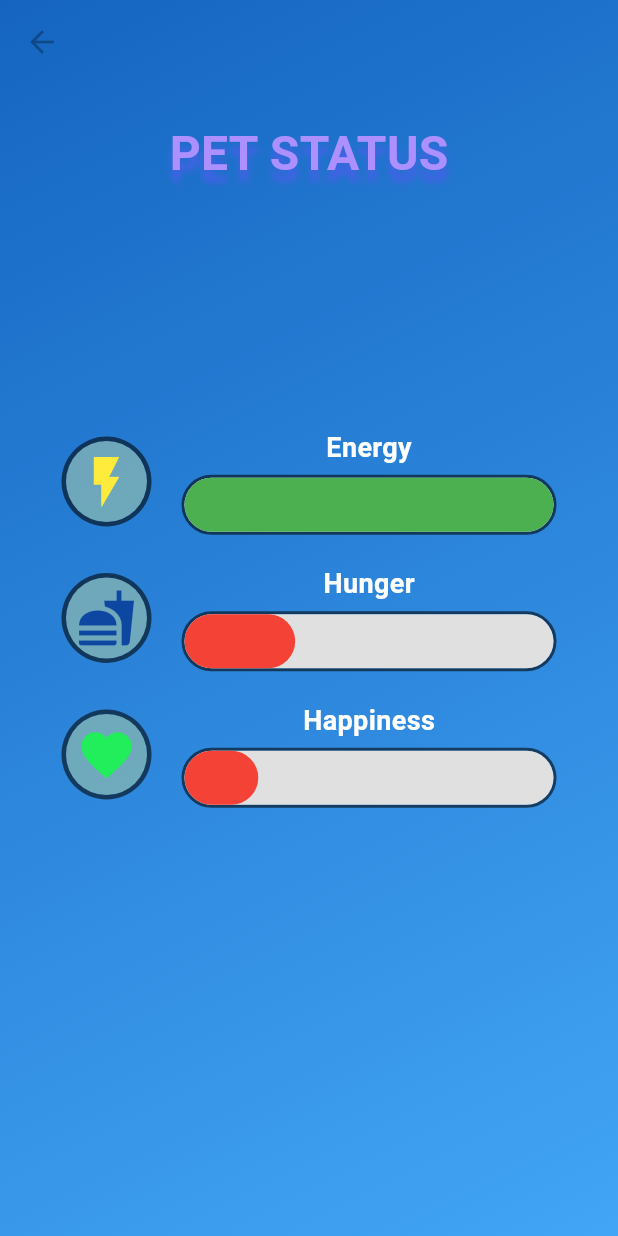
After one commit to Inderjit-S/COMP-490, a Flutter app: the screen it shows after launch, after a tap on "Status Menu", on a phone screen of 412 x 824 dp. The commit adds this screen. Run offline on Flutter 3.47's test engine with Material 3 defaults, Android fonts, the phone set to English and light mode, and no system bars; our stand-ins replace google_fonts.

Commit message:
Created StatusMenuScreen

```diff
--- a/lib/main.dart
+++ b/lib/main.dart
@@ -4,6 +4,7 @@ import 'package:aerogotchi/screen/loginscreen.dart';
 import 'package:aerogotchi/screen/playingmenuscreen.dart';
 import 'package:aerogotchi/screen/foodmenuscreen.dart';
 import 'package:aerogotchi/screen/temphomescreen.dart';
+import 'package:aerogotchi/screen/statusmenuscreen.dart';
 import 'package:flutter/material.dart';
 
 void main() {
--- /dev/null
+++ b/lib/screen/statusmenuscreen.dart
@@ -0,0 +1,231 @@
+import 'package:flutter/material.dart';
+
+class StatusMenuScreen extends StatefulWidget {
+  const StatusMenuScreen({Key? key}) : super(key: key);
+
+  @override
+  _StatusMenuScreenState createState() => _StatusMenuScreenState();
+}
+
+class _StatusMenuScreenState extends State<StatusMenuScreen> {
+  // *************************************
+  // ********** STATUS BAR LEVEL **********
+  // *************************************
+
+  // Set stats values here
+  int energyLevel = 10;
+  int hungerLevel = 3;
+  int happinessLevel = 2;
+
+  // *************************************
+
+  @override
+  Widget build(BuildContext context) {
+    return Scaffold(
+      appBar: PreferredSize(
+        preferredSize: Size.fromHeight(130.0), // Increased height of app bar
+        child: AppBar(
+          backgroundColor:
+              Colors.transparent, // Set app bar background to transparent
+          elevation: 0, // Remove app bar elevation
+          flexibleSpace: Container(
+            padding: const EdgeInsets.only(top: 75.0), // Adjust top padding
+            child: Center(
+              child: Text(
+                'PET STATUS',
+                style: TextStyle(
+                  color: Color(0xFFAC90FF),
+                  fontSize: 32.0, // Increased font size
+                  fontWeight: FontWeight.bold,
+                  shadows: [
+                    Shadow(
+                      color: Color(0xFF4660E8),
+                      offset: Offset(
+                          0, 8), // Adjust the offset to create a lifting effect
+                      blurRadius:
+                          6, // Increase blur radius for a more prominent shadow
+                    ),
+                  ],
+                ),
+              ),
+            ),
+          ),
+          leading: IconButton(
+            icon: Icon(Icons.arrow_back),
+            onPressed: () {
+              // Navigate back to the previous screen
+              Navigator.pop(context);
+            },
+            color: Color.fromARGB(68, 0, 0, 0)
+                .withOpacity(0.3), // Lower opacity of back button
+          ),
+        ),
+      ),
+      extendBodyBehindAppBar: true, // Extend body behind app bar
+      body: Container(
+        width: double.infinity,
+        height: double.infinity,
+        decoration: BoxDecoration(
+          gradient: LinearGradient(
+            begin: Alignment.topLeft,
+            end: Alignment.bottomRight,
+            colors: [
+              Colors.blue[800]!,
+              Colors.blue[400]!,
+            ],
+          ),
+        ),
+        child: Center(
+          child: Column(
+            mainAxisAlignment: MainAxisAlignment.center,
+            children: <Widget>[
+              // Add your status bars here
+              StatusBar(
+                icon: Icons.flash_on, // Lightning bolt icon
+                label: 'Energy', // Energy status label
+                level: energyLevel, // Energy level
+                iconColor: Colors.yellow, // Yellow color for the icon
+                circleColor:
+                    Color.fromARGB(147, 0, 0, 0), // Color of the outline BARS
+                circleSize: 60, // ***CIRCLE*** Set circle size
+              ),
+              SizedBox(height: 20), // Adjust the space between status bars
+              StatusBar(
+                icon: Icons.fastfood, // Burger icon
+                label: 'Hunger', // Hunger status label
+                level: hungerLevel, // Hunger level
+                iconColor: Colors.blue[900]!, // Dark blue color for the icon
+                circleColor:
+                    Color.fromARGB(147, 0, 0, 0), // Color of the outline BARS
+                circleSize: 60, // ***CIRCLE*** Set circle size
+              ),
+              SizedBox(height: 20), // Adjust the space between status bars
+              StatusBar(
+                icon: Icons.favorite, // Heart icon
+                label: 'Happiness', // Happiness status label
+                level: happinessLevel, // Happiness level
+                iconColor: Color.fromARGB(
+                    255, 34, 237, 91), // Green color for the heart icon
+                circleColor:
+                    Color.fromARGB(147, 0, 0, 0), // Color of the outline BARS
+                circleSize: 60, // ***CIRCLE*** Set circle size
+              ),
+            ],
+          ),
+        ),
+      ),
+    );
+  }
+}
+
+class StatusBar extends StatelessWidget {
+  final IconData icon;
+  final String label;
+  final int level;
+  final Color iconColor;
+  final Color circleColor;
+  final double circleSize;
+
+  const StatusBar({
+    required this.icon,
+    required this.label,
+    required this.level,
+    required this.iconColor,
+    required this.circleColor,
+    required this.circleSize,
+  });
+
+  @override
+  Widget build(BuildContext context) {
+    double fillPercentage = (level / 10) * 100; // Calculate fill percentage
+
+    Color statusColor = _getStatusColor(level);
+
+    return Row(
+      mainAxisAlignment: MainAxisAlignment.center,
+      children: [
+        Container(
+          padding: EdgeInsets.all(
+              3), // Add padding to create an outline effect CIRCLE
+          decoration: BoxDecoration(
+            shape: BoxShape.circle,
+            color: circleColor, // Color of the circle
+          ),
+          child: Container(
+            padding:
+                EdgeInsets.all(4), // Add padding to create an outline effect
+            decoration: BoxDecoration(
+              shape: BoxShape.circle,
+              color: Color.fromARGB(150, 176, 248,
+                  255), // Color of the outline INSIDE CIRCLES ICON
+            ),
+            child: Icon(
+              icon,
+              size: 40, // Smaller icon size ***ICON***
+              color: iconColor,
+            ),
+          ),
+          height: circleSize, // ***CIRCLE*** Set circle size
+          width: circleSize, // ***CIRCLE*** Set circle size
+        ),
+        SizedBox(width: 20),
+        Column(
+          children: [
+            Text(
+              label,
+              style: TextStyle(
+                color: Colors.white,
+                fontSize: 18,
+                fontWeight: FontWeight.bold, // Bold font weight
+              ),
+            ),
+            SizedBox(height: 5),
+            Container(
+              width: 250,
+              height: 40,
+              decoration: BoxDecoration(
+                border: Border.all(
+                  color:
+                      Color.fromARGB(147, 0, 0, 0), // Color of the outline BARS
+                  width: 2, // Thickness of the outline
+                ),
+                borderRadius: BorderRadius.circular(20),
+              ),
+              child: Stack(
+                children: [
+                  Container(
+                    width: 250,
+                    height: 40,
+                    decoration: BoxDecoration(
+                      color: Colors.grey[300],
+                      borderRadius: BorderRadius.circular(20),
+                    ),
+                  ),
+                  FractionallySizedBox(
+                    widthFactor: fillPercentage / 100, // Adjust fill percentage
+                    child: Container(
+                      decoration: BoxDecoration(
+                        color: statusColor,
+                        borderRadius: BorderRadius.circular(20),
+                      ),
+                    ),
+                  ),
+                ],
+              ),
+            ),
+          ],
+        ),
+      ],
+    );
+  }
+
+  Color _getStatusColor(int level) {
+    if (level >= 7) {
+      return Colors.green;
+    } else if (level >= 4) {
+      return Colors.yellow;
+    } else {
+      return Colors.red;
+    }
+  }
+}
--- a/lib/screen/temphomescreen.dart
+++ b/lib/screen/temphomescreen.dart
@@ -1,6 +1,7 @@
 import 'package:aerogotchi/screen/foodmenuscreen.dart';
 import 'package:flutter/material.dart';
 import 'playingmenuscreen.dart'; // Import PlayingMenuScreen
+import 'package:aerogotchi/screen/statusmenuscreen.dart';
 
 class TempScreen extends StatefulWidget {
   const TempScreen({Key? key}) : super(key: key);
@@ -40,9 +41,12 @@ class _TempScreenState extends State<TempScreen> {
               },
             ),
             MenuButton(
-              title: 'Option 1',
+              title: 'Status Menu',
               onPressed: () {
-                // Add navigation or functionality for Option 1
+                Navigator.push(
+                  context,
+                  MaterialPageRoute(builder: (context) => StatusMenuScreen()),
+                );
               },
             ),
             MenuButton(
```
